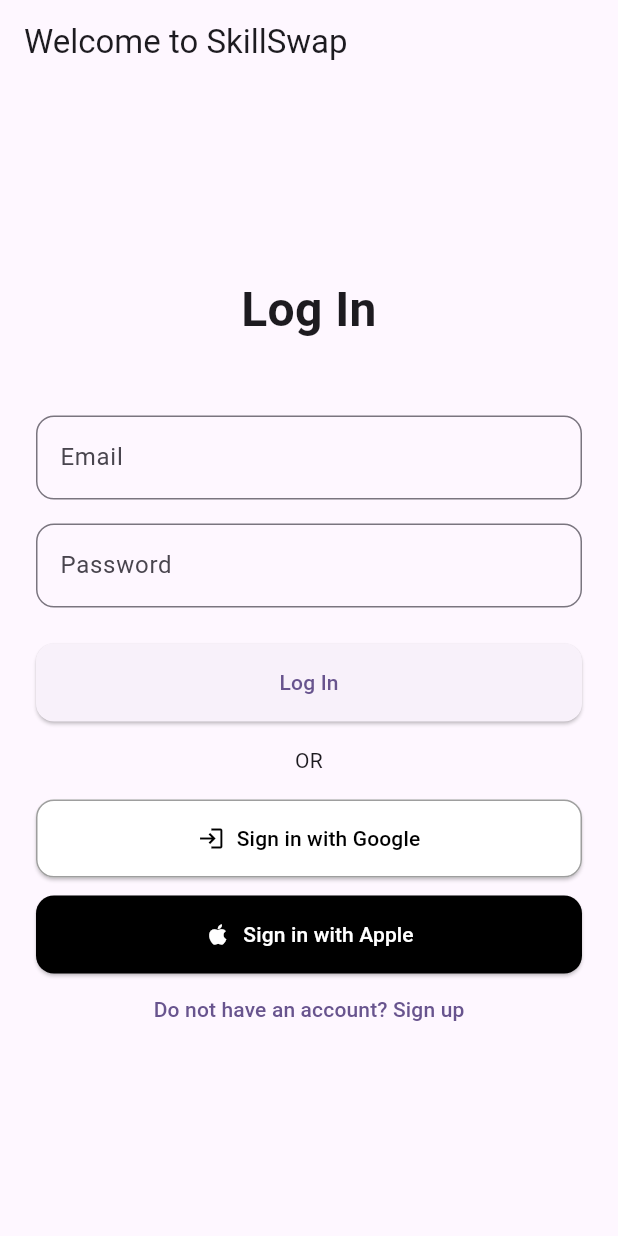
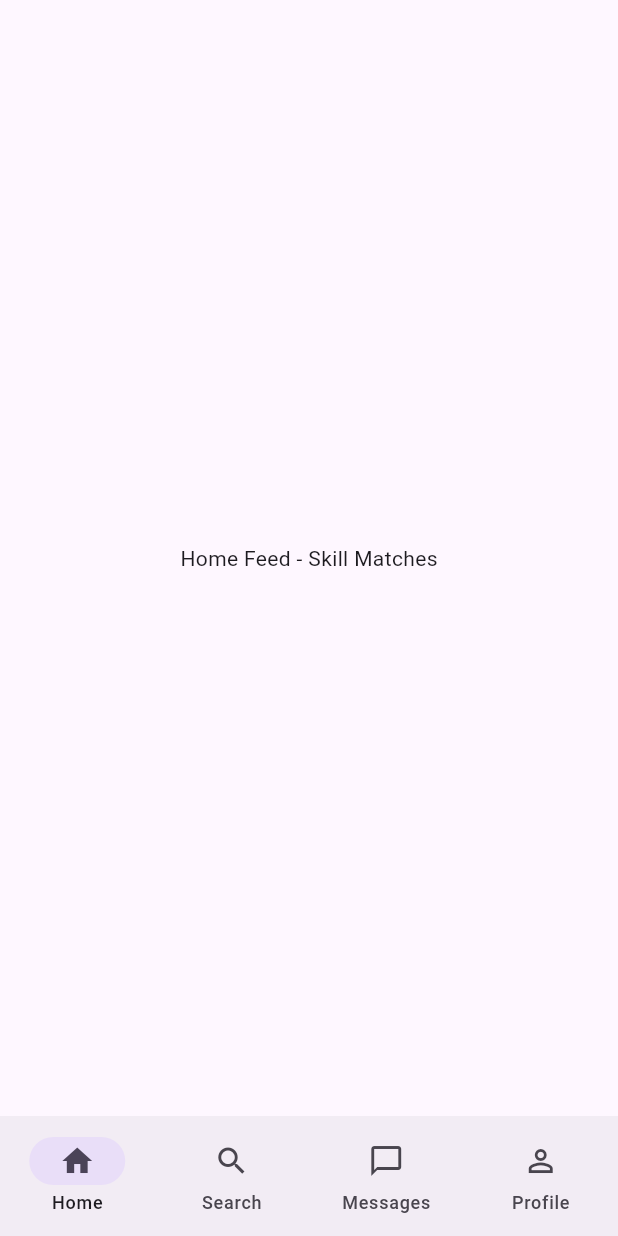
Before and after one commit to could-ai/019aa6c1-5dfb-76e3-8044-731143358195, a Flutter app: the screen it shows after launch, after a tap on "Log In", on a phone screen of 412 x 824 dp. Run offline on Flutter 3.47's test engine with Material 3 defaults, Android fonts, the phone set to English and light mode, and no system bars.

Commit message:
Created SignupScreen with form validation for name, email, and password.; Created HomeScreen with a bottom navigation bar for main app navigation.; Updated main.dart to include routes for Signup and Home screens, and improved the global theme.; Updated LoginScreen to navigate to Home and link to Signup screen. Improved UI styling.

```diff
--- a/usr/lib/main.dart
+++ b/usr/lib/main.dart
@@ -1,4 +1,6 @@
+import 'package:couldai_user_app/screens/home_screen.dart';
 import 'package:couldai_user_app/screens/login_screen.dart';
+import 'package:couldai_user_app/screens/signup_screen.dart';
 import 'package:couldai_user_app/screens/splash_screen.dart';
 import 'package:flutter/material.dart';
 
@@ -15,14 +17,37 @@ class SkillSwapApp extends StatelessWidget {
       title: 'SkillSwap',
       debugShowCheckedModeBanner: false,
       theme: ThemeData(
-        primarySwatch: Colors.blue,
+        primarySwatch: Colors.deepPurple,
         visualDensity: VisualDensity.adaptivePlatformDensity,
-        colorScheme: ColorScheme.fromSeed(seedColor: Colors.deepPurple),
+        colorScheme: ColorScheme.fromSeed(
+          seedColor: Colors.deepPurple,
+          primary: Colors.deepPurple,
+          secondary: Colors.amber,
+        ),
+        useMaterial3: true,
+        inputDecorationTheme: InputDecorationTheme(
+          filled: true,
+          fillColor: Colors.grey[100],
+          border: OutlineInputBorder(
+            borderRadius: BorderRadius.circular(12),
+            borderSide: BorderSide.none,
+          ),
+          enabledBorder: OutlineInputBorder(
+            borderRadius: BorderRadius.circular(12),
+            borderSide: BorderSide.none,
+          ),
+          focusedBorder: OutlineInputBorder(
+            borderRadius: BorderRadius.circular(12),
+            borderSide: const BorderSide(color: Colors.deepPurple, width: 2),
+          ),
+        ),
       ),
       initialRoute: '/',
       routes: {
         '/': (context) => const SplashScreen(),
         '/login': (context) => const LoginScreen(),
+        '/signup': (context) => const SignupScreen(),
+        '/home': (context) => const HomeScreen(),
       },
     );
   }
--- /dev/null
+++ b/usr/lib/screens/home_screen.dart
@@ -0,0 +1,56 @@
+import 'package:flutter/material.dart';
+
+class HomeScreen extends StatefulWidget {
+  const HomeScreen({super.key});
+
+  @override
+  State<HomeScreen> createState() => _HomeScreenState();
+}
+
+class _HomeScreenState extends State<HomeScreen> {
+  int _currentIndex = 0;
+
+  final List<Widget> _screens = [
+    const Center(child: Text('Home Feed - Skill Matches')), // Placeholder for Feed
+    const Center(child: Text('Search Skills')),             // Placeholder for Search
+    const Center(child: Text('Messages & Calls')),          // Placeholder for Chat
+    const Center(child: Text('My Profile')),                // Placeholder for Profile
+  ];
+
+  @override
+  Widget build(BuildContext context) {
+    return Scaffold(
+      body: _screens[_currentIndex],
+      bottomNavigationBar: NavigationBar(
+        selectedIndex: _currentIndex,
+        onDestinationSelected: (index) {
+          setState(() {
+            _currentIndex = index;
+          });
+        },
+        destinations: const [
+          NavigationDestination(
+            icon: Icon(Icons.home_outlined),
+            selectedIcon: Icon(Icons.home),
+            label: 'Home',
+          ),
+          NavigationDestination(
+            icon: Icon(Icons.search_outlined),
+            selectedIcon: Icon(Icons.search),
+            label: 'Search',
+          ),
+          NavigationDestination(
+            icon: Icon(Icons.chat_bubble_outline),
+            selectedIcon: Icon(Icons.chat_bubble),
+            label: 'Messages',
+          ),
+          NavigationDestination(
+            icon: Icon(Icons.person_outline),
+            selectedIcon: Icon(Icons.person),
+            label: 'Profile',
+          ),
+        ],
+      ),
+    );
+  }
+}
--- a/usr/lib/screens/login_screen.dart
+++ b/usr/lib/screens/login_screen.dart
@@ -28,74 +28,61 @@ class LoginScreen extends StatelessWidget {
             const SizedBox(height: 48.0),
             TextField(
               keyboardType: TextInputType.emailAddress,
-              decoration: InputDecoration(
+              decoration: const InputDecoration(
                 labelText: 'Email',
-                border: OutlineInputBorder(
-                  borderRadius: BorderRadius.circular(12),
-                ),
+                prefixIcon: Icon(Icons.email_outlined),
               ),
             ),
             const SizedBox(height: 16.0),
             TextField(
               obscureText: true,
-              decoration: InputDecoration(
+              decoration: const InputDecoration(
                 labelText: 'Password',
-                border: OutlineInputBorder(
-                  borderRadius: BorderRadius.circular(12),
-                ),
+                prefixIcon: Icon(Icons.lock_outline),
               ),
             ),
             const SizedBox(height: 24.0),
             ElevatedButton(
               onPressed: () {
-                // Handle login logic
+                // Temporary navigation to home
+                Navigator.of(context).pushReplacementNamed('/home');
               },
               style: ElevatedButton.styleFrom(
                 padding: const EdgeInsets.symmetric(vertical: 16.0),
+                backgroundColor: Colors.deepPurple,
+                foregroundColor: Colors.white,
                 shape: RoundedRectangleBorder(
                   borderRadius: BorderRadius.circular(12),
                 ),
               ),
-              child: const Text('Log In'),
+              child: const Text(
+                'Log In',
+                style: TextStyle(fontSize: 16, fontWeight: FontWeight.bold),
+              ),
             ),
             const SizedBox(height: 16.0),
             const Text(
               'OR',
               textAlign: TextAlign.center,
+              style: TextStyle(color: Colors.grey),
             ),
             const SizedBox(height: 16.0),
-            ElevatedButton.icon(
-              icon: const Icon(Icons.login), // Replace with Google icon
+            OutlinedButton.icon(
+              icon: const Icon(Icons.g_mobiledata, size: 28),
               label: const Text('Sign in with Google'),
               onPressed: () {},
-              style: ElevatedButton.styleFrom(
-                foregroundColor: Colors.black,
-                backgroundColor: Colors.white,
-                padding: const EdgeInsets.symmetric(vertical: 16.0),
-                shape: RoundedRectangleBorder(
-                  borderRadius: BorderRadius.circular(12),
-                  side: const BorderSide(color: Colors.grey),
-                ),
-              ),
-            ),
-            const SizedBox(height: 12.0),
-            ElevatedButton.icon(
-              icon: const Icon(Icons.apple), // Replace with Apple icon
-              label: const Text('Sign in with Apple'),
-              onPressed: () {},
-              style: ElevatedButton.styleFrom(
-                foregroundColor: Colors.white,
-                backgroundColor: Colors.black,
-                padding: const EdgeInsets.symmetric(vertical: 16.0),
+              style: OutlinedButton.styleFrom(
+                padding: const EdgeInsets.symmetric(vertical: 12.0),
                 shape: RoundedRectangleBorder(
                   borderRadius: BorderRadius.circular(12),
                 ),
               ),
             ),
+            const SizedBox(height: 12.0),
             TextButton(
               child: const Text('Do not have an account? Sign up'),
               onPressed: () {
-                // Navigate to sign up screen
+                Navigator.of(context).pushNamed('/signup');
               },
             )
           ],
```
Also changed, not shown: usr/lib/screens/signup_screen.dart (added, +177 -0 lines).
